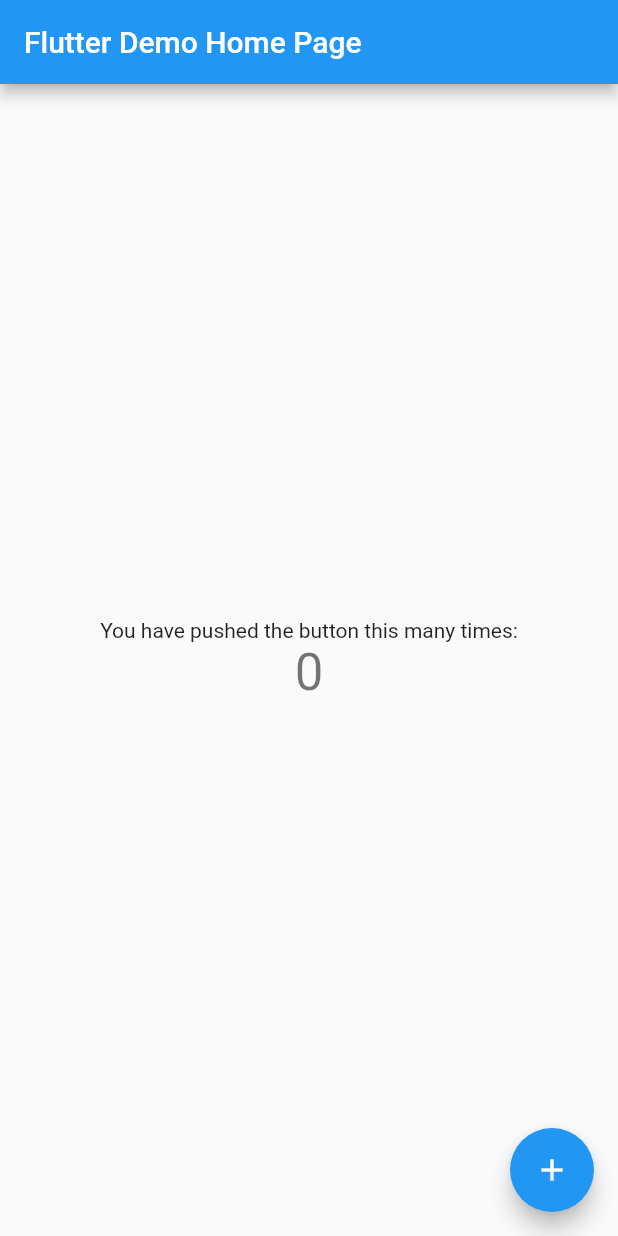
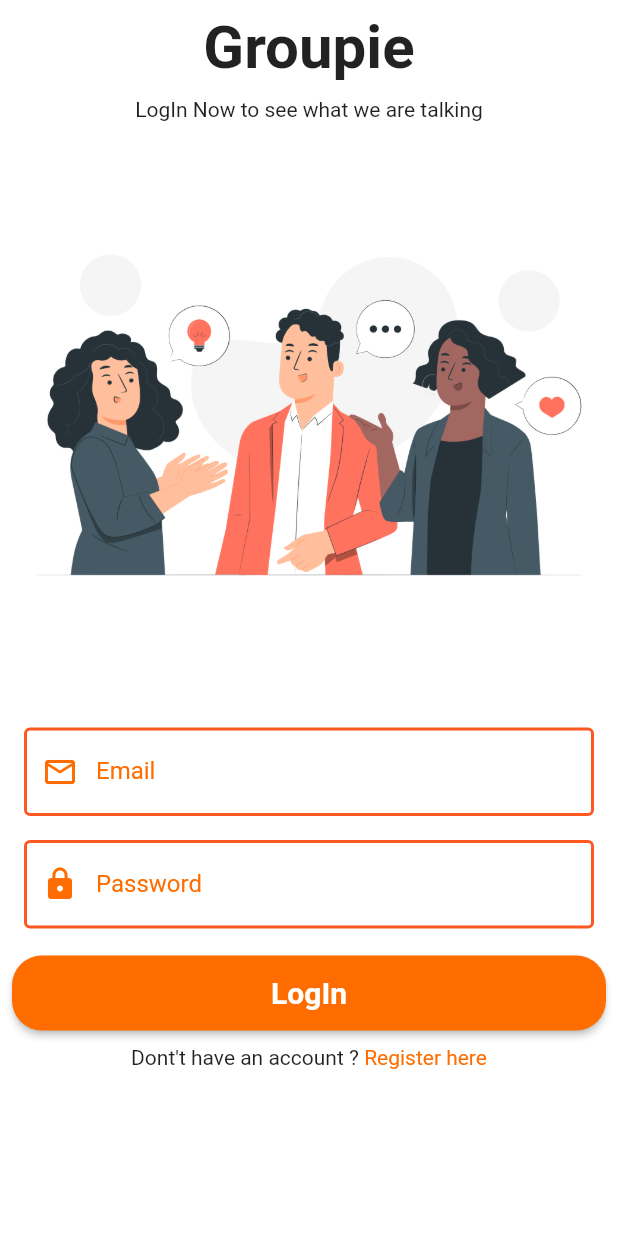
Before and after one commit to AmarchandK/Firebase-Chat-App, a Flutter app: the screen it shows after launch, on a phone screen of 412 x 824 dp. Run offline on Flutter 3.47's test engine with Material 2 defaults, Android fonts, the phone set to English and light mode, and no system bars; our stand-ins replace firebase_auth, firebase_core, get, shared_preferences; accounts and stored records are empty.

Commit message:
auth ui complete

```diff
--- /dev/null
+++ b/lib/controller/auth_controller.dart
@@ -0,0 +1,25 @@
+import 'package:flutter/widgets.dart';
+import 'package:get/get.dart';
+
+class LogInController extends GetxController {
+  static GlobalKey<FormState> formkeyLogin = GlobalKey();
+  static GlobalKey<FormState> formkeyRegister = GlobalKey();
+  final TextEditingController nameController = TextEditingController();
+  final TextEditingController emailController = TextEditingController();
+  final TextEditingController passwordController = TextEditingController();
+  onLogin() {
+    if (formkeyLogin.currentState!.validate()) {}
+  }
+
+  onRegister() {
+    if (formkeyRegister.currentState!.validate()) {
+      _controllerClear();
+    }
+  }
+
+  _controllerClear() {
+    nameController.clear();
+    emailController.clear();
+    passwordController.clear();
+  }
+}
--- /dev/null
+++ b/lib/controller/splash_controller.dart
@@ -0,0 +1,21 @@
+import 'package:get/get.dart';
+
+import '../helper/helpers.dart';
+
+class SplashController extends GetxController{
+  @override
+  void onInit() {
+    _getUserLogInStatus();
+    super.onInit();
+  }
+
+  RxBool isSignedIn = false.obs;
+
+  _getUserLogInStatus() async {
+    await Helpers.getUserStatus().then((value) {
+      if (value != null) {
+        isSignedIn.value = true;
+      }
+    });
+  }
+}
--- /dev/null
+++ b/lib/helper/controller_init.dart
@@ -0,0 +1,8 @@
+import 'package:chat_firebase/controller/auth_controller.dart';
+import 'package:chat_firebase/controller/splash_controller.dart';
+import 'package:get/get.dart';
+
+controllerInit() {
+  Get.put(LogInController());
+  Get.put(SplashController());
+}
--- /dev/null
+++ b/lib/helper/helpers.dart
@@ -0,0 +1,21 @@
+import 'package:flutter/material.dart';
+import 'package:shared_preferences/shared_preferences.dart';
+
+class Helpers {
+  static String userLogedInKey = '';
+  static String userNameKey = '';
+  static String userEmailKey = '';
+  static Future<bool?> getUserStatus() async {
+    SharedPreferences sf = await SharedPreferences.getInstance();
+    return sf.getBool(userLogedInKey);
+  }
+}
+
+const SizedBox h10 = SizedBox(height: 10);
+const SizedBox h20 = SizedBox(height: 20);
+const SizedBox h30 = SizedBox(height: 30);
+const SizedBox w10 = SizedBox(width: 10);
+const SizedBox w20 = SizedBox(width: 20);
+const Color bColor = Colors.black;
+const Color wColor = Colors.white;
+final Color primaryColor = Colors.orangeAccent[700]!;
--- a/lib/main.dart
+++ b/lib/main.dart
@@ -1,115 +1,27 @@
+import 'package:chat_firebase/helper/controller_init.dart';
+import 'package:chat_firebase/helper/helpers.dart';
+import 'package:chat_firebase/view/splash/splsh_sceen.dart';
+import 'package:firebase_core/firebase_core.dart';
 import 'package:flutter/material.dart';
+import 'package:get/route_manager.dart';
 
-void main() {
+void main() async {
+  WidgetsFlutterBinding.ensureInitialized();
+  await Firebase.initializeApp();
   runApp(const MyApp());
 }
 
 class MyApp extends StatelessWidget {
   const MyApp({super.key});
-
-  // This widget is the root of your application.
   @override
   Widget build(BuildContext context) {
-    return MaterialApp(
+    return GetMaterialApp(
+      onInit: controllerInit(),
       title: 'Flutter Demo',
+      debugShowCheckedModeBanner: false,
       theme: ThemeData(
-        // This is the theme of your application.
-        //
-        // Try running your application with "flutter run". You'll see the
-        // application has a blue toolbar. Then, without quitting the app, try
-        // changing the primarySwatch below to Colors.green and then invoke
-        // "hot reload" (press "r" in the console where you ran "flutter run",
-        // or simply save your changes to "hot reload" in a Flutter IDE).
-        // Notice that the counter didn't reset back to zero; the application
-        // is not restarted.
-        primarySwatch: Colors.blue,
-      ),
-      home: const MyHomePage(title: 'Flutter Demo Home Page'),
+          primaryColor: primaryColor, scaffoldBackgroundColor: wColor),
+      home:const SplashScreen(),
     );
   }
 }
-
-class MyHomePage extends StatefulWidget {
-  const MyHomePage({super.key, required this.title});
-
-  // This widget is the home page of your application. It is stateful, meaning
-  // that it has a State object (defined below) that contains fields that affect
-  // how it looks.
-
-  // This class is the configuration for the state. It holds the values (in this
-  // case the title) provided by the parent (in this case the App widget) and
-  // used by the build method of the State. Fields in a Widget subclass are
-  // always marked "final".
-
-  final String title;
-
-  @override
-  State<MyHomePage> createState() => _MyHomePageState();
-}
-
-class _MyHomePageState extends State<MyHomePage> {
-  int _counter = 0;
-
-  void _incrementCounter() {
-    setState(() {
-      // This call to setState tells the Flutter framework that something has
-      // changed in this State, which causes it to rerun the build method below
-      // so that the display can reflect the updated values. If we changed
-      // _counter without calling setState(), then the build method would not be
-      // called again, and so nothing would appear to happen.
-      _counter++;
-    });
-  }
-
-  @override
-  Widget build(BuildContext context) {
-    // This method is rerun every time setState is called, for instance as done
-    // by the _incrementCounter method above.
-    //
-    // The Flutter framework has been optimized to make rerunning build methods
-    // fast, so that you can just rebuild anything that needs updating rather
-    // than having to individually change instances of widgets.
-    return Scaffold(
-      appBar: AppBar(
-        // Here we take the value from the MyHomePage object that was created by
-        // the App.build method, and use it to set our appbar title.
-        title: Text(widget.title),
-      ),
-      body: Center(
-        // Center is a layout widget. It takes a single child and positions it
-        // in the middle of the parent.
-        child: Column(
-          // Column is also a layout widget. It takes a list of children and
-          // arranges them vertically. By default, it sizes itself to fit its
-          // children horizontally, and tries to be as tall as its parent.
-          //
-          // Invoke "debug painting" (press "p" in the console, choose the
-          // "Toggle Debug Paint" action from the Flutter Inspector in Android
-          // Studio, or the "Toggle Debug Paint" command in Visual Studio Code)
-          // to see the wireframe for each widget.
-          //
-          // Column has various properties to control how it sizes itself and
-          // how it positions its children. Here we use mainAxisAlignment to
-          // center the children vertically; the main axis here is the vertical
-          // axis because Columns are vertical (the cross axis would be
-          // horizontal).
-          mainAxisAlignment: MainAxisAlignment.center,
-          children: <Widget>[
-            const Text(
-              'You have pushed the button this many times:',
-            ),
-            Text(
-              '$_counter',
-              style: Theme.of(context).textTheme.headline4,
-            ),
-          ],
-        ),
-      ),
-      floatingActionButton: FloatingActionButton(
-        onPressed: _incrementCounter,
-        tooltip: 'Increment',
-        child: const Icon(Icons.add),
-      ), // This trailing comma makes auto-formatting nicer for build methods.
-    );
-  }
-}
--- /dev/null
+++ b/lib/services/data_service.dart
@@ -0,0 +1,8 @@
+class DataBaseService {
+  final String? uid;
+
+  DataBaseService({this.uid});
+  Future updateuserData(String fullName,String email)async{
+
+  }
+}
--- /dev/null
+++ b/lib/view/auth/login.dart
@@ -0,0 +1,76 @@
+import 'package:chat_firebase/controller/auth_controller.dart';
+import 'package:chat_firebase/helper/helpers.dart';
+import 'package:chat_firebase/view/auth/signin.dart';
+import 'package:chat_firebase/view/auth/widgets/botton.dart';
+import 'package:chat_firebase/view/auth/widgets/fields.dart';
+import 'package:flutter/gestures.dart';
+import 'package:flutter/material.dart';
+import 'package:get/get.dart';
+
+class LogInPage extends GetView<LogInController> {
+  const LogInPage({super.key});
+
+  @override
+  Widget build(BuildContext context) {
+    return Scaffold(
+      body: Form(
+        key: LogInController.formkeyLogin,
+        child: SingleChildScrollView(
+          physics: const BouncingScrollPhysics(),
+          child: Padding(
+            padding: const EdgeInsets.all(8.0),
+            child: Column(
+              mainAxisAlignment: MainAxisAlignment.center,
+              crossAxisAlignment: CrossAxisAlignment.center,
+              children: [
+                const Text(
+                  'Groupie',
+                  style: TextStyle(fontSize: 40, fontWeight: FontWeight.bold),
+                ),
+                h10,
+                const Text(
+                  'LogIn Now to see what we are talking',
+                ),
+                Image.asset('assets/login.png'),
+                FormFields(
+                  hint: 'Email',
+                  error: 'Enter an Email',
+                  controller: controller.emailController,
+                  icon: Icons.email_outlined,
+                  keybord: TextInputType.name,
+                ),
+                FormFields(
+                  hint: 'Password',
+                  error: 'Enter a Password',
+                  controller: controller.passwordController,
+                  icon: Icons.lock,
+                  keybord: TextInputType.number,
+                ),
+                h10,
+                OnTapButton(
+                  buttonName: 'LogIn',
+                  onPressed: () => controller.onLogin(),
+                ),
+                h10,
+                Text.rich(
+                  TextSpan(
+                    text: "Dont't have an account ? ",
+                    children: [
+                      TextSpan(
+                        text: 'Register here',
+                        style: TextStyle(color: primaryColor),
+                        recognizer: TapGestureRecognizer()
+                          ..onTap = () => Get.to(() => const RegisterPage()),
+                      ),
+                    ],
+                  ),
+                ),
+                h20,
+              ],
+            ),
+          ),
+        ),
+      ),
+    );
+  }
+}
--- /dev/null
+++ b/lib/view/auth/widgets/botton.dart
@@ -0,0 +1,32 @@
+
+import 'package:chat_firebase/helper/helpers.dart';
+import 'package:flutter/material.dart';
+
+class OnTapButton extends StatelessWidget {
+  const OnTapButton({
+    Key? key,
+    required this.buttonName,
+    this.onPressed,
+  }) : super(key: key);
+
+  final String buttonName;
+  final void Function()? onPressed;
+
+  @override
+  Widget build(BuildContext context) {
+    return SizedBox(
+      width: double.infinity,
+      height: 50,
+      child: ElevatedButton(
+          style: ElevatedButton.styleFrom(
+              backgroundColor: primaryColor,
+              shape: RoundedRectangleBorder(
+                  borderRadius: BorderRadius.circular(20))),
+          onPressed: onPressed,
+          child: Text(
+            buttonName,
+            style: const TextStyle(fontWeight: FontWeight.bold, fontSize: 20),
+          )),
+    );
+  }
+}
--- /dev/null
+++ b/lib/view/auth/widgets/fields.dart
@@ -0,0 +1,55 @@
+
+
+import 'package:flutter/material.dart';
+
+import '../../../helper/helpers.dart';
+
+class FormFields extends StatelessWidget {
+  const FormFields(
+      {Key? key,
+      required this.hint,
+      required this.icon,
+      required this.keybord,
+      required this.controller,
+      required this.error})
+      : super(key: key);
+  final String hint;
+  final IconData icon;
+  final TextInputType keybord;
+  final TextEditingController controller;
+  final String error;
+
+  @override
+  Widget build(BuildContext context) {
+    return Padding(
+      padding: const EdgeInsets.all(8.0),
+      child: TextFormField(
+        keyboardType: keybord,
+        controller: controller,
+        validator: (value) {
+          if (value!.isEmpty) {
+            return error;
+          }
+          return 'Success ';
+        },
+        decoration: InputDecoration(
+          labelStyle: TextStyle(color: primaryColor),
+          labelText: hint,
+          prefixIcon: Icon(
+            icon,
+            color: primaryColor,
+          ),
+          focusedBorder: OutlineInputBorder(
+            borderSide: BorderSide(color: primaryColor, width: 2),
+          ),
+          enabledBorder: const OutlineInputBorder(
+            borderSide: BorderSide(color: Colors.deepOrange, width: 2),
+          ),
+          errorBorder: const OutlineInputBorder(
+            borderSide: BorderSide(color: Colors.redAccent, width: 2),
+          ),
+        ),
+      ),
+    );
+  }
+}
--- /dev/null
+++ b/lib/view/splash/splsh_sceen.dart
@@ -0,0 +1,17 @@
+import 'package:chat_firebase/controller/splash_controller.dart';
+import 'package:chat_firebase/view/auth/login.dart';
+import 'package:chat_firebase/view/home/home.dart';
+import 'package:flutter/material.dart';
+import 'package:get/get.dart';
+
+class SplashScreen extends GetView<SplashController> {
+  const SplashScreen({super.key});
+  @override
+  Widget build(BuildContext context) {
+    return Scaffold(
+      body: controller.isSignedIn.value
+          ? const HomeScreen()
+          : const LogInPage(),
+    );
+  }
+}
--- a/todo.txt
+++ /dev/null
@@ -1 +0,0 @@
-1 Adding Firebase to Android
```
Also changed, not shown: lib/services/auth_service.dart (added, +17 -0 lines), lib/view/auth/signin.dart (added, +83 -0 lines), lib/view/home/home.dart (added, +14 -0 lines), pubspec.yaml (+10 -78 lines), assets/login.png (added), assets/register.png (added), lib/controller/home_controller.dart (added), pubspec.lock, 1 other file.
